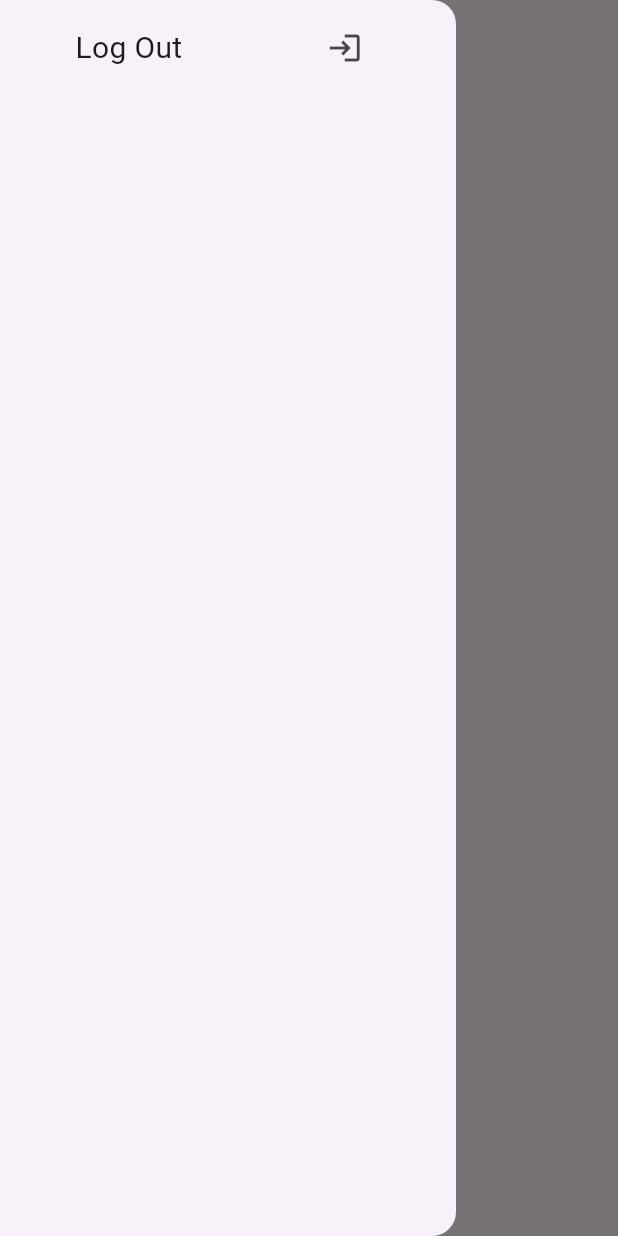
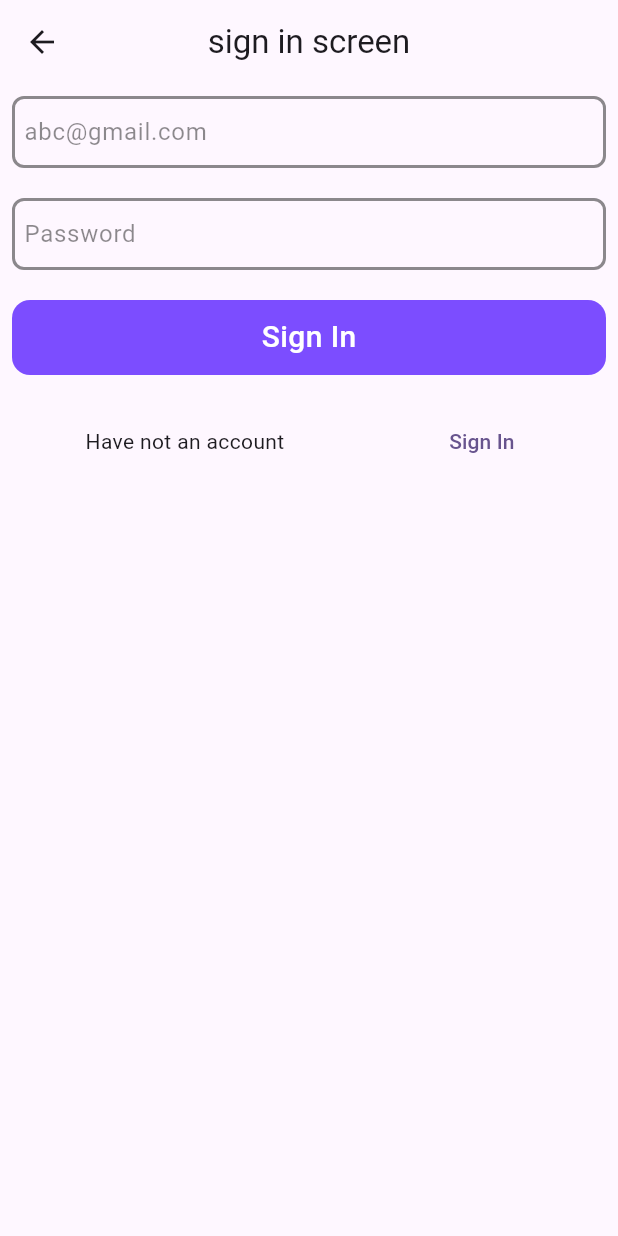
Before and after one commit to Luqmanorakzai/calcualtor, a Flutter app: the HomeScreen screen opened directly, in the side drawer, after a tap on the "login" icon, on a phone screen of 412 x 824 dp. Run offline on Flutter 3.47's test engine with Material 3 defaults, Android fonts, the light colour scheme and no system bars; our stand-ins replace firebase_auth, firebase_core, fluttertoast; accounts and stored records are empty.

Commit message:
sign in and logout

```diff
--- a/lib/UI/home_screen.dart
+++ b/lib/UI/home_screen.dart
@@ -1,5 +1,6 @@
+import 'package:calcualtor/auth/signin/sign_in.dart';
+import 'package:firebase_auth/firebase_auth.dart';
 import 'package:flutter/material.dart';
-
 class HomeScreen extends StatelessWidget {
   const HomeScreen({super.key});
 
@@ -21,7 +22,10 @@ class HomeScreen extends StatelessWidget {
                   const Text('Log Out',style: TextStyle(fontSize: 20),),
                   IconButton(onPressed: (){
                     // log out user from here
-
+                    FirebaseAuth.instance.signOut();
+                    Navigator.of(context).pushReplacement(MaterialPageRoute(builder: (context){
+                      return SigninScreen();
+                    }));
 
                   },
                       icon: const Icon(Icons.login_outlined))
--- a/lib/UI/splash_screen.dart
+++ b/lib/UI/splash_screen.dart
@@ -30,7 +30,6 @@ class _SplashScreenState extends State<SplashScreen> {
          }));
        }
 
-
     });
   }
 
--- /dev/null
+++ b/lib/auth/signin/sign_in.dart
@@ -0,0 +1,152 @@
+import 'package:calcualtor/UI/home_screen.dart';
+import 'package:calcualtor/auth/signup/sign_up.dart';
+import 'package:calcualtor/costum_widgets/custom_button.dart';
+import 'package:calcualtor/utility/popup_toast.dart';
+import 'package:firebase_auth/firebase_auth.dart';
+import 'package:flutter/cupertino.dart';
+import 'package:flutter/material.dart';
+
+class SigninScreen extends StatefulWidget {
+  const SigninScreen({super.key});
+
+  @override
+  State<SigninScreen> createState() => _SigninScreenState();
+}
+
+class _SigninScreenState extends State<SigninScreen> {
+  var emailController = TextEditingController();
+  var passwordController = TextEditingController();
+  final _formKey = GlobalKey<FormState>();
+  bool isLoading = false;
+  FirebaseAuth auth = FirebaseAuth.instance;
+
+  //// function area
+  void singin() async {
+    setState(() {
+      isLoading = true;
+    });
+    await auth.signInWithEmailAndPassword(
+        email: emailController.text.trim(),
+        password: passwordController.text.trim()).then((value) {
+          Navigator.of(context).pushReplacement(MaterialPageRoute(builder: (context){
+            return const HomeScreen();
+          }));
+          ToastPupop().toastShow('Signed In Successfully', Colors.deepPurpleAccent, Colors.white);
+          setState(() {
+            isLoading = false;
+          });
+
+    }).onError((error, stackTrace) {
+      ToastPupop().toastShow(error, Colors.deepPurpleAccent, Colors.white);
+      setState(() {
+        isLoading = false;
+      });
+    });
+  }
+
+  @override
+  Widget build(BuildContext context) {
+    return Scaffold(
+        appBar: AppBar(
+          title: const Text('sign in screen'),
+          centerTitle: true,
+        ),
+        body: Padding(
+          padding: const EdgeInsets.all(8.0),
+          child: Form(
+            key: _formKey,
+            child: Column(
+              children: [
+                TextFormField(
+                  validator: (email) {
+                    if (email!.isEmpty) {
+                      return 'Email is empty';
+                    }
+                    return null;
+                  },
+                  controller: emailController,
+                  style: const TextStyle(color: Colors.black),
+                  decoration: InputDecoration(
+                      // filled: true,
+                      // enabled: true,
+                      // labelText: 'text',
+                      // label: Text('text'),
+                      hintText: 'abc@gmail.com',
+                      contentPadding:
+                          EdgeInsets.symmetric(vertical: 10, horizontal: 4),
+                      hintStyle: TextStyle(color: Colors.black45),
+                      enabledBorder: OutlineInputBorder(
+                          borderSide:
+                              BorderSide(color: Colors.black45, width: 2),
+                          borderRadius: BorderRadius.circular(8)),
+                      focusedBorder: OutlineInputBorder(
+                          borderSide:
+                              BorderSide(color: Colors.black45, width: 2),
+                          borderRadius: BorderRadius.circular(8))),
+                ),
+                const SizedBox(
+                  height: 20,
+                ),
+                TextFormField(
+                  validator: (password) {
+                    if (password!.isEmpty) {
+                      return 'Password is empty';
+                    }
+                    return null;
+                  },
+                  controller: passwordController,
+                  style: const TextStyle(color: Colors.black),
+                  decoration: InputDecoration(
+                      // filled: true,
+                      // enabled: true,
+                      // labelText: 'text',
+                      // label: Text('text'),
+                      hintText: 'Password',
+                      contentPadding:
+                          EdgeInsets.symmetric(vertical: 10, horizontal: 4),
+                      hintStyle: TextStyle(color: Colors.black45),
+                      enabledBorder: OutlineInputBorder(
+                          borderSide:
+                              const BorderSide(color: Colors.black45, width: 2),
+                          borderRadius: BorderRadius.circular(8)),
+                      focusedBorder: OutlineInputBorder(
+                          borderSide:
+                              const BorderSide(color: Colors.black45, width: 2),
+                          borderRadius: BorderRadius.circular(8))),
+                ),
+                const SizedBox(
+                  height: 20,
+                ),
+                CustomButton(
+                  height: 50.0,
+                  width: double.infinity,
+                  isloading: isLoading,
+                  fontSize: 20.0,
+                  text: 'Sign In',
+                  onPressed: () {
+                    if (_formKey.currentState!.validate()) {
+                      singin();
+                    }
+                  },
+                ),
+                const  SizedBox(
+                  height: 20,
+                ),
+                Row(
+                  mainAxisAlignment: MainAxisAlignment.spaceAround,
+                  children: [
+                   const  Text('Have not an account'),
+                    TextButton(onPressed: (){
+
+                      Navigator.of(context).pushReplacement(MaterialPageRoute(builder: (context){
+                        return const SignUpScreen();
+                      }));
+                    }, child: const Text('Sign In'))
+                  ],
+                )
+              ],
+            ),
+          ),
+        ));
+  }
+}
--- a/lib/main.dart
+++ b/lib/main.dart
@@ -23,6 +23,7 @@
   @override
   Widget build(BuildContext context) {
     return MaterialApp(
+      debugShowCheckedModeBanner: false,
       title: 'Flutter Demoddddd',
       theme: ThemeData(
 
--- a/lib/utility/popup_toast.dart
+++ b/lib/utility/popup_toast.dart
@@ -1,5 +1,5 @@
 import 'package:fluttertoast/fluttertoast.dart';
-//access this by the className.methodName
+//access this by the className().method name
 class ToastPupop{
   // making it dynamic to pass parameters
   void toastShow(message, bgColor, textColor){
```
Also changed, not shown: lib/auth/signup/sign_up.dart (+91 -4 lines).
